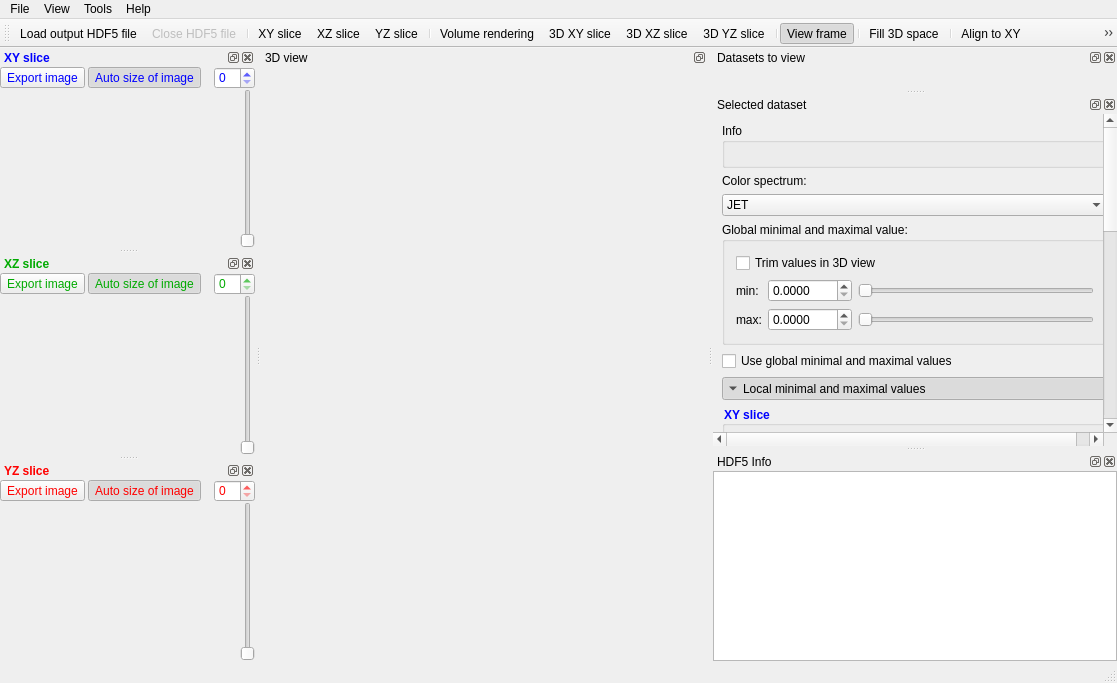
Above: gui/gui/mainwindow.ui from klepo/Visualisation-of-the-outputs-of-k-Wave-ultrasound-simulations before the change. Below: the same form after it.
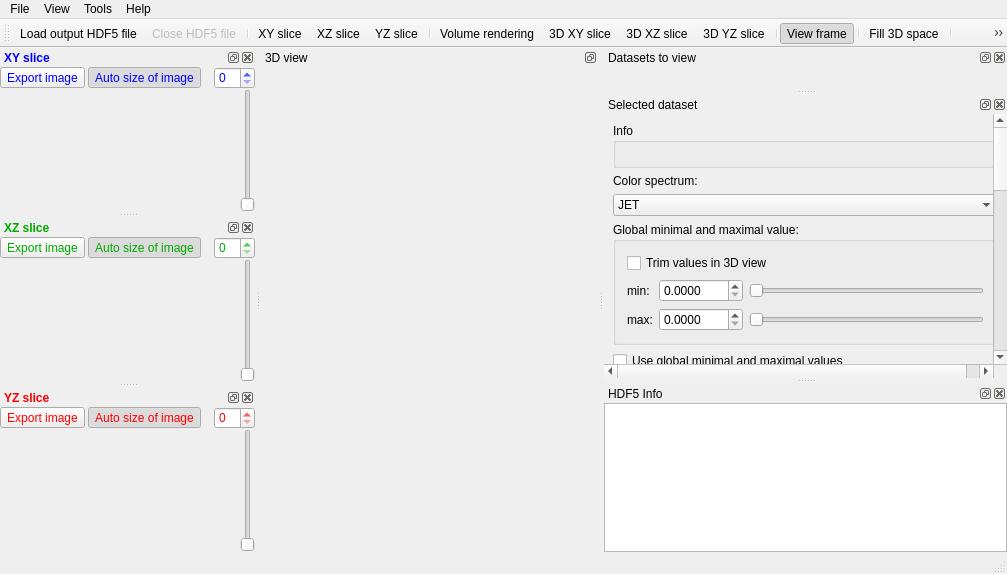
That is the form after the change. Icons and pictures are not drawn. Custom widgets are drawn as their Qt base class.

Diff of the .ui file:
```diff
--- a/gui/gui/mainwindow.ui
+++ b/gui/gui/mainwindow.ui
@@ -6,8 +6,8 @@
    <rect>
     <x>0</x>
     <y>0</y>
-    <width>1117</width>
-    <height>683</height>
+    <width>1007</width>
+    <height>574</height>
    </rect>
   </property>
   <property name="windowTitle">
@@ -53,7 +53,7 @@
      <widget class="QDockWidget" name="dockWidget3D">
       <property name="minimumSize">
        <size>
-        <width>244</width>
+        <width>200</width>
         <height>200</height>
        </size>
       </property>
@@ -152,7 +152,7 @@
     <rect>
      <x>0</x>
      <y>0</y>
-     <width>1117</width>
+     <width>1007</width>
      <height>21</height>
     </rect>
    </property>
@@ -169,6 +169,7 @@
     <property name="title">
      <string>Help</string>
     </property>
+    <addaction name="actionAbout"/>
    </widget>
    <widget class="QMenu" name="menuView">
     <property name="title">
@@ -977,7 +978,7 @@
                </sizepolicy>
               </property>
               <property name="text">
-               <string>Step Increment:</string>
+               <string>Step increment:</string>
               </property>
              </widget>
             </item>
@@ -1346,7 +1347,7 @@
           <x>0</x>
           <y>0</y>
           <width>175</width>
-          <height>155</height>
+          <height>120</height>
          </rect>
         </property>
         <layout class="QHBoxLayout" name="horizontalLayout_2">
@@ -1468,7 +1469,7 @@
           <x>0</x>
           <y>0</y>
           <width>175</width>
-          <height>156</height>
+          <height>117</height>
          </rect>
         </property>
         <layout class="QHBoxLayout" name="horizontalLayout_3">
@@ -1617,7 +1618,7 @@
           <x>0</x>
           <y>0</y>
           <width>175</width>
-          <height>155</height>
+          <height>120</height>
          </rect>
         </property>
         <layout class="QHBoxLayout" name="horizontalLayout_6">
@@ -2010,6 +2011,11 @@
     <string>Fill 3D space</string>
    </property>
   </action>
+  <action name="actionAbout">
+   <property name="text">
+    <string>About k-Wave visualiser</string>
+   </property>
+  </action>
  </widget>
  <layoutdefault spacing="6" margin="11"/>
  <customwidgets>
```
